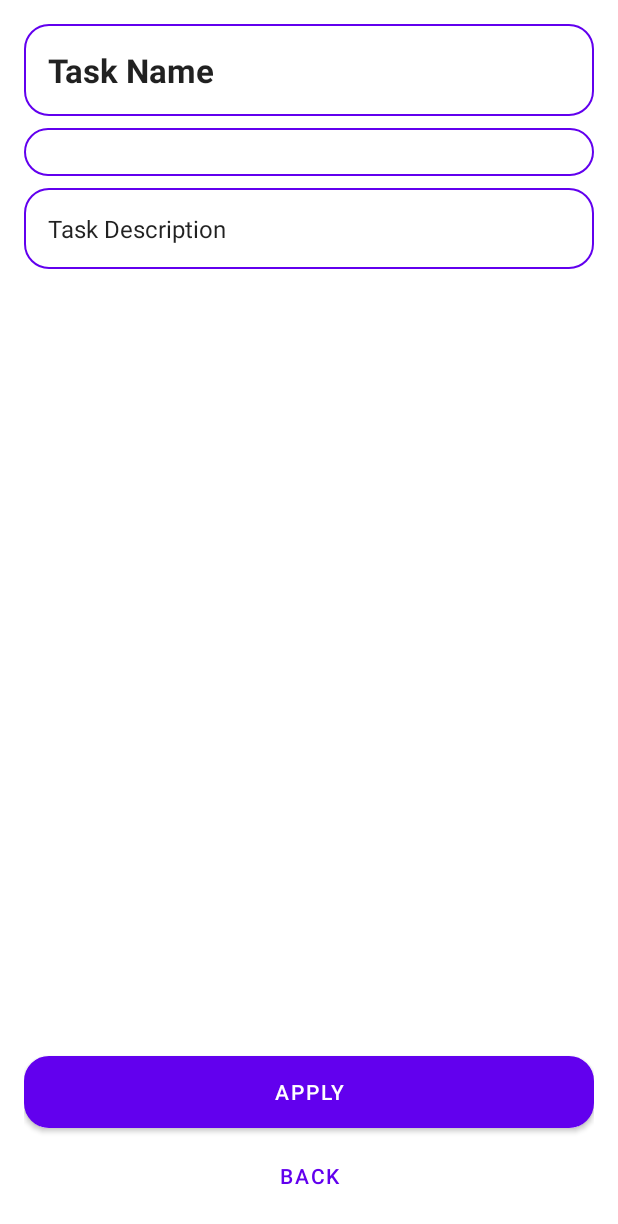
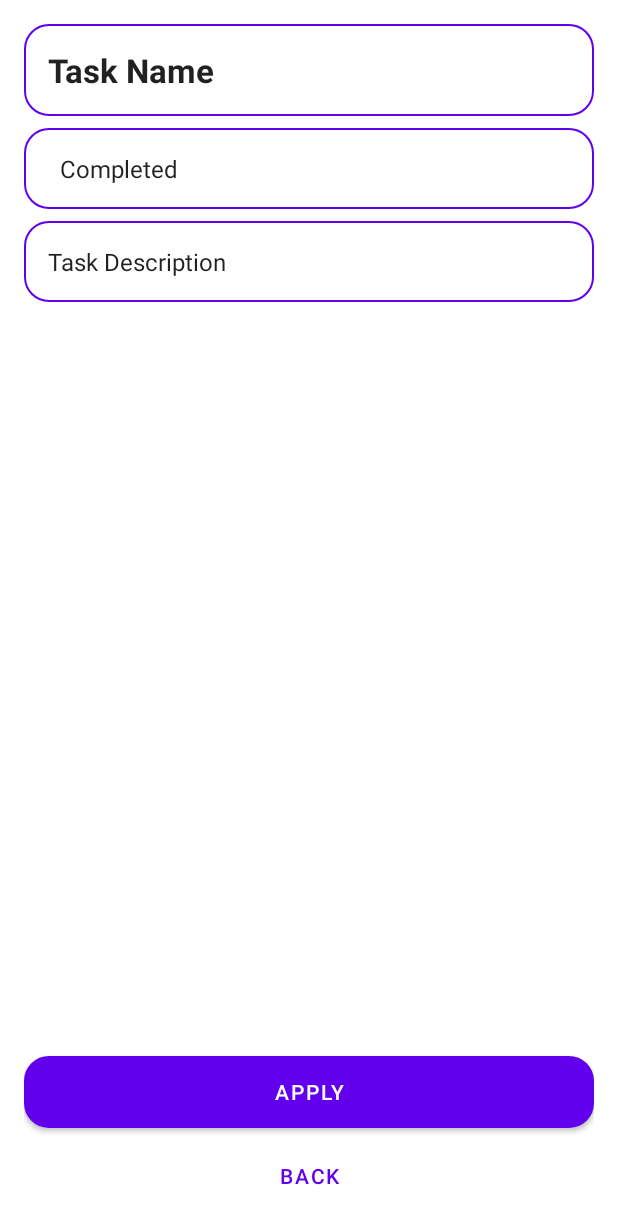
Before and after one commit to KobusSmuts/TaskTracker_V2, an Android app: the TaskDetailsActivity screen opened directly, with no data from a screen before it, on a phone screen of 412 x 824 dp. Shown: the top 1224 px of the screen. Run offline under Robolectric (Android 15) with nearby library versions, the phone set to English and light mode, and no system bars; our stand-ins replace Firebase (no records; nobody signed in at launch, a user with empty details on screens opened directly), Room's generated code.

Commit message:
Task View

```diff
--- a/app/src/main/java/com/example/tasktracker/TaskAdapter.java
+++ b/app/src/main/java/com/example/tasktracker/TaskAdapter.java
@@ -68,7 +68,7 @@ public class TaskAdapter extends ListAdapter<Task, TaskAdapter.TaskViewHolder> {
 
         public void bind(Task task) {
             textViewTaskName.setText(task.getName());
-            spnViewTaskStatus.setText(task.getStatus());
+            spnViewTaskStatus.setSelection(1);
         }
     }
 
--- a/app/src/main/java/com/example/tasktracker/TaskDetailsActivity.java
+++ b/app/src/main/java/com/example/tasktracker/TaskDetailsActivity.java
@@ -2,6 +2,7 @@ package com.example.tasktracker;
 
 import android.content.Intent;
 import android.os.Bundle;
+import android.widget.ArrayAdapter;
 import android.widget.Spinner;
 import android.widget.TextView;
 
@@ -9,7 +10,7 @@ import androidx.appcompat.app.AppCompatActivity;
 import androidx.lifecycle.ViewModelProvider;
 
 public class TaskDetailsActivity extends AppCompatActivity {
-    private TextView textViewTaskName, textViewTaskStatus, textViewTaskDescription;
+    private TextView textViewTaskName, textViewTaskDescription;
     private Spinner spnViewTaskStatus;
     private TaskViewModel taskViewModel;
 
@@ -18,10 +19,16 @@ public class TaskDetailsActivity extends AppCompatActivity {
         super.onCreate(savedInstanceState);
         setContentView(R.layout.activity_task_view);
 
-        // Initialize TextViews
+        // Initialize TextViews and Spinner
         textViewTaskName = findViewById(R.id.text_view_task_name);
         spnViewTaskStatus = findViewById(R.id.spinner_task_status);
         textViewTaskDescription = findViewById(R.id.text_view_task_description);
+
+        // Set up spinner with task statuses
+        ArrayAdapter<CharSequence> adapter = ArrayAdapter.createFromResource(this,
+                R.array.task_status_array, android.R.layout.simple_spinner_item);
+        adapter.setDropDownViewResource(android.R.layout.simple_spinner_dropdown_item);
+        spnViewTaskStatus.setAdapter(adapter);
 
         // Get task ID passed from TaskListActivity
         Intent intent = getIntent();
@@ -34,8 +41,10 @@ public class TaskDetailsActivity extends AppCompatActivity {
             taskViewModel.getTaskById(taskId).observe(this, task -> {
                 if (task != null) {
                     textViewTaskName.setText(task.getName());
-                    textViewTaskStatus.setText(task.getStatus());
                     textViewTaskDescription.setText(task.getDescription());
+                    // Set the spinner selection based on the task status
+                    int statusPosition = adapter.getPosition(task.getStatus());
+                    spnViewTaskStatus.setSelection(statusPosition);
                 }
             });
         }
--- a/app/src/main/java/com/example/tasktracker/TaskViewModel.java
+++ b/app/src/main/java/com/example/tasktracker/TaskViewModel.java
@@ -74,4 +74,6 @@ public class TaskViewModel extends AndroidViewModel {
         }
         return taskFromRoom;
     }
+
+
 }
--- a/app/src/main/res/values/strings.xml
+++ b/app/src/main/res/values/strings.xml
@@ -20,4 +20,9 @@
     <string name="sync_tasks">Sync Tasks</string>
     <string name="go_to_tasks">Go to Tasks</string>
     <string name="logout">Logout</string>
+    <string-array name="task_status_array">
+        <item>Completed</item>
+        <item>To Do</item>
+        <item>In Progress</item>
+    </string-array>
 </resources>
```
